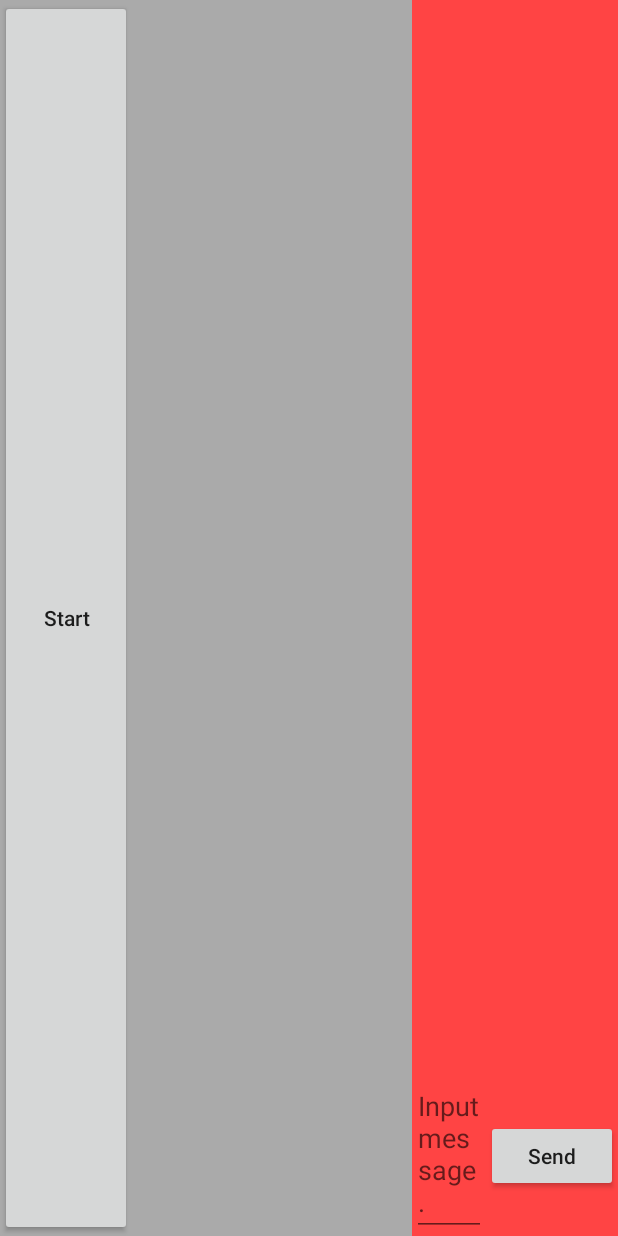
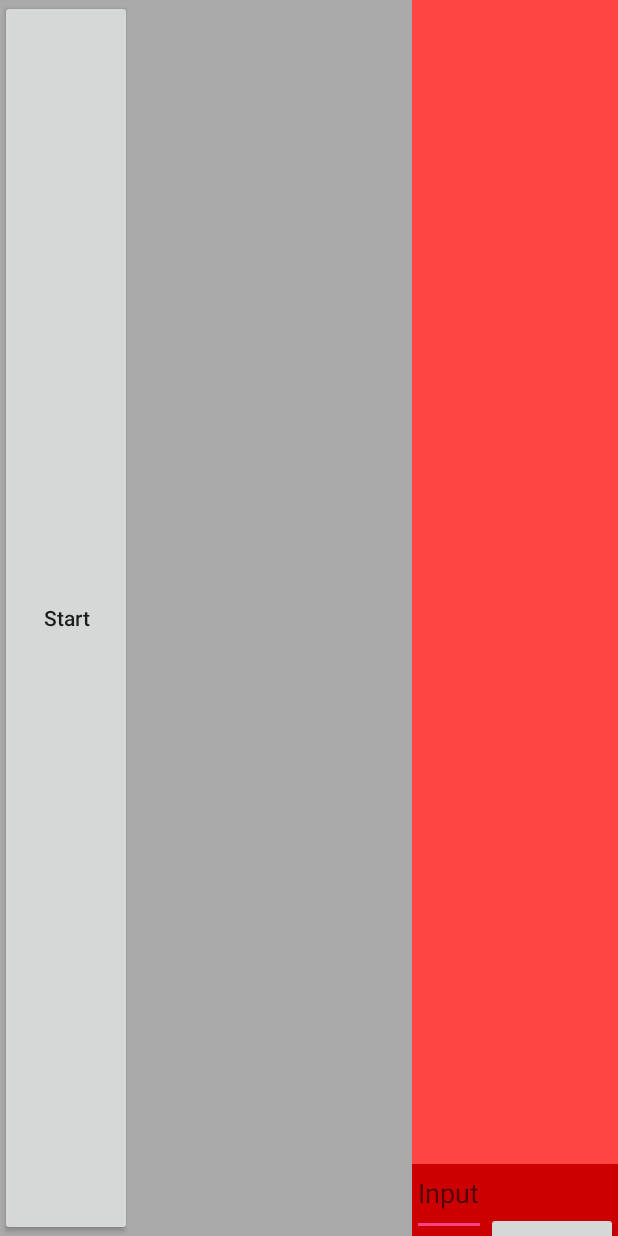
Before and after one commit to DavidROwen/TicketToRideGame, an Android app: the layout activity_lobby.xml on its own in the app's theme, with its tools: preview values and no code run, on a phone screen of 412 x 824 dp. Run offline under Robolectric (Android 15) with nearby library versions, the phone set to English and light mode, and no system bars.

Commit message:
updated views

```diff
--- a/app/src/main/res/layout/activity_lobby.xml
+++ b/app/src/main/res/layout/activity_lobby.xml
@@ -35,21 +35,22 @@
         android:background="@android:color/holo_red_light"
         android:orientation="vertical">
 
-        <android.support.v7.widget.RecyclerView
-            android:id="@+id/chat_recycler_view"
+        <ListView
+            android:id="@+id/listviewChat"
             android:layout_width="match_parent"
             android:layout_height="match_parent"
-            android:layout_weight="1"/>
+            android:layout_weight="1"></ListView>
 
         <LinearLayout
             android:layout_width="match_parent"
             android:layout_height="wrap_content"
+            android:background="@android:color/holo_red_dark"
             android:orientation="horizontal">
 
             <EditText
                 android:id="@+id/chat_input_msg"
-                android:layout_width="wrap_content"
-                android:layout_height="wrap_content"
+                android:layout_width="match_parent"
+                android:layout_height="match_parent"
                 android:layout_weight="1"
                 android:hint="Input message."
                 android:maxLines="2" />
```
Also changed, not shown: app/src/main/java/ticket/com/tickettoridegames/client/view/LobbyActivity.java (+11 -0 lines).
